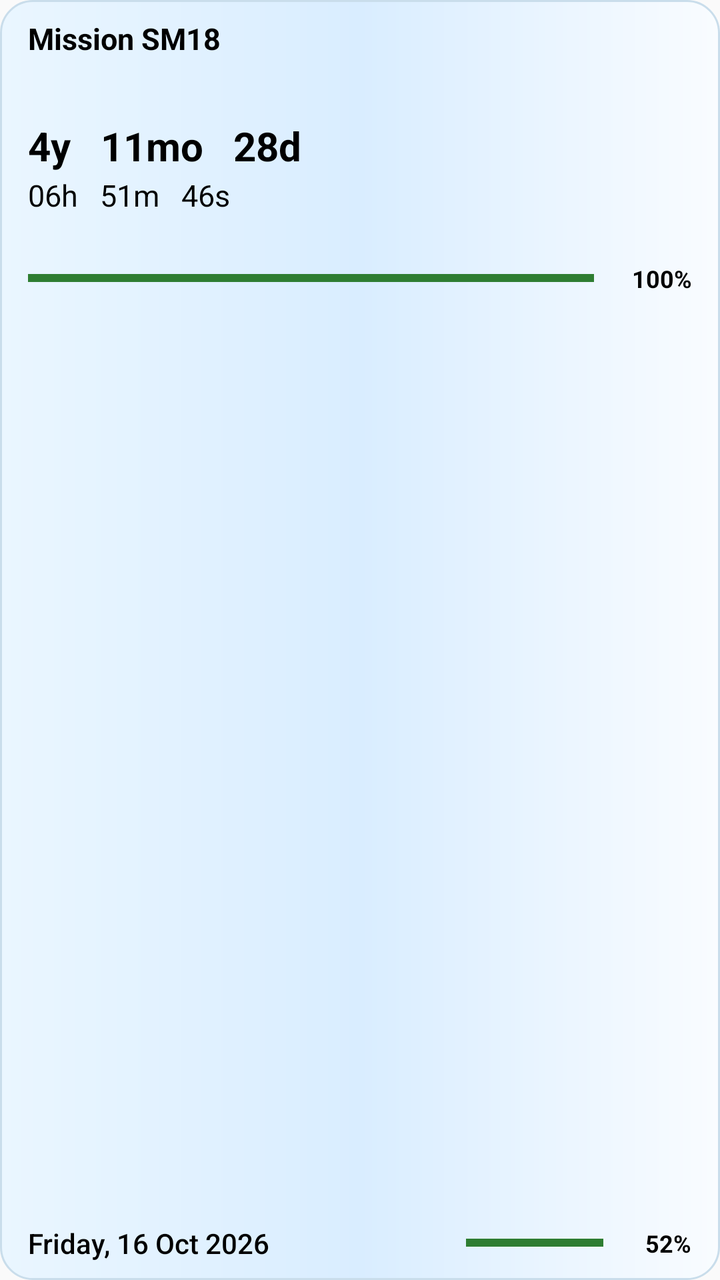
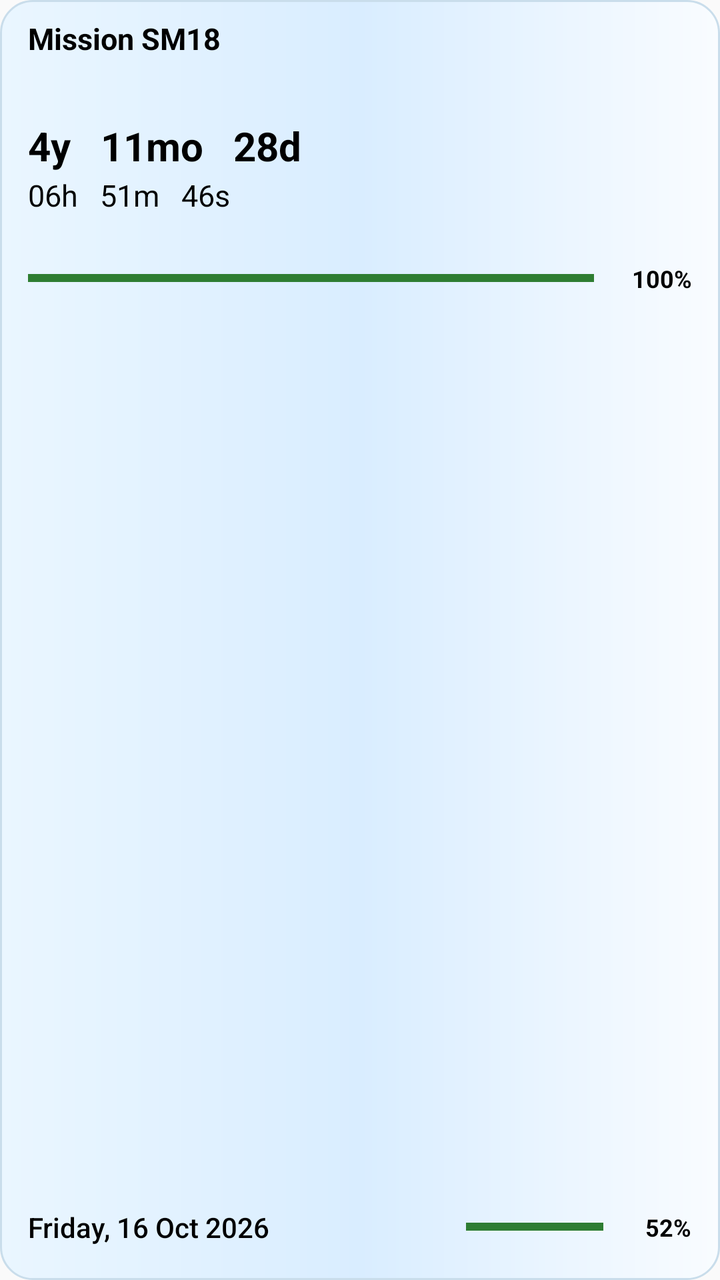

Screens rendered from an Android XML layout before and after an edit, with the pre-edit source and the edit as a unified diff.
<!-- AndroidManifest.xml: application theme android:Theme.Material.Light.NoActionBar -->
<!-- res/layout/countdown_widget.xml -->
<?xml version="1.0" encoding="utf-8"?>
<LinearLayout xmlns:android="http://schemas.android.com/apk/res/android"
    android:id="@+id/widget_root"
    android:layout_width="match_parent"
    android:layout_height="match_parent"
    android:orientation="vertical"
    android:gravity="top"
    android:paddingStart="14dp"
    android:paddingEnd="14dp"
    android:paddingTop="9dp"
    android:paddingBottom="9dp"
    android:background="@drawable/widget_background">

    <TextView
        android:id="@+id/widget_title"
        android:layout_width="match_parent"
        android:layout_height="wrap_content"
        android:text="Mission SM18"
        android:textColor="#FF000000"
        android:textSize="15sp"
        android:textStyle="bold"
        android:maxLines="1" />

    <TextView
        android:id="@+id/widget_date"
        android:layout_width="match_parent"
        android:layout_height="wrap_content"
        android:layout_marginTop="30dp"
        android:text="4y   11mo   28d"
        android:textColor="#FF000000"
        android:textSize="20sp"
        android:textStyle="bold"
        android:maxLines="1"
        android:ellipsize="end" />

    <LinearLayout
        android:id="@+id/widget_time_row"
        android:layout_width="match_parent"
        android:layout_height="wrap_content"
        android:layout_marginTop="3dp"
        android:gravity="center_vertical"
        android:orientation="horizontal">

        <TextView
            android:id="@+id/widget_time"
            android:layout_width="wrap_content"
            android:layout_height="wrap_content"
            android:text="06h   51m   46s"
            android:textColor="#FF000000"
            android:textSize="15sp"
            android:includeFontPadding="false"
            android:maxLines="1" />

    </LinearLayout>

    <LinearLayout
        android:id="@+id/widget_main_progress_row"
        android:layout_width="match_parent"
        android:layout_height="wrap_content"
        android:layout_marginTop="24dp"
        android:gravity="center_vertical"
        android:orientation="horizontal">
        <FrameLayout
            android:layout_width="0dp"
            android:layout_height="8dp"
            android:layout_weight="1">
            <ProgressBar android:id="@+id/widget_progress_green" style="?android:attr/progressBarStyleHorizontal" android:layout_width="match_parent" android:layout_height="8dp" android:max="1000" android:progress="1000" android:progressTint="#2E7D32" android:progressBackgroundTint="#559E9E9E" />
            <ProgressBar android:id="@+id/widget_progress_yellow" style="?android:attr/progressBarStyleHorizontal" android:layout_width="match_parent" android:layout_height="8dp" android:max="1000" android:progress="1000" android:progressTint="#F9A825" android:progressBackgroundTint="#559E9E9E" android:visibility="gone" />
            <ProgressBar android:id="@+id/widget_progress_orange" style="?android:attr/progressBarStyleHorizontal" android:layout_width="match_parent" android:layout_height="8dp" android:max="1000" android:progress="1000" android:progressTint="#EF6C00" android:progressBackgroundTint="#559E9E9E" android:visibility="gone" />
            <ProgressBar android:id="@+id/widget_progress_red" style="?android:attr/progressBarStyleHorizontal" android:layout_width="match_parent" android:layout_height="8dp" android:max="1000" android:progress="1000" android:progressTint="#C62828" android:progressBackgroundTint="#559E9E9E" android:visibility="gone" />
        </FrameLayout>
        <TextView
            android:id="@+id/widget_main_percent"
            android:layout_width="42dp"
            android:layout_height="wrap_content"
            android:layout_marginStart="7dp"
            android:gravity="end|center_vertical"
            android:text="100%"
            android:textColor="#FF000000"
            android:textSize="12sp"
            android:textStyle="bold"
            android:maxLines="1" />
    </LinearLayout>

    <LinearLayout
        android:layout_width="match_parent"
        android:layout_height="0dp"
        android:layout_weight="1"
        android:orientation="vertical" />

    <LinearLayout
        android:id="@+id/widget_bottom_row"
        android:layout_width="match_parent"
        android:layout_height="wrap_content"
        android:layout_marginTop="0dp"
        android:gravity="center_vertical"
        android:orientation="horizontal">
        <TextView
            android:id="@+id/widget_today"
            android:layout_width="0dp"
            android:layout_height="wrap_content"
            android:layout_weight="2.0"
            android:layout_marginEnd="8dp"
            android:text="Friday, 16 Oct 2026"
            android:textColor="#FF000000"
            android:textSize="14sp"
            android:fontFamily="sans-serif-medium"
            android:maxLines="1"
            android:ellipsize="end" />
        <FrameLayout
            android:layout_width="0dp"
            android:layout_height="6dp"
            android:layout_weight="0.65"
            android:contentDescription="Time remaining today">
            <ProgressBar android:id="@+id/widget_day_track" style="?android:attr/progressBarStyleHorizontal" android:layout_width="match_parent" android:layout_height="6dp" android:max="1000" android:progress="1000" android:progressTint="#559E9E9E" android:progressBackgroundTint="#559E9E9E" />
            <ProgressBar android:id="@+id/widget_day_green" style="?android:attr/progressBarStyleHorizontal" android:layout_width="match_parent" android:layout_height="6dp" android:max="1000" android:progress="1000" android:progressTint="#2E7D32" android:progressBackgroundTint="#559E9E9E" />
            <ProgressBar android:id="@+id/widget_day_yellow" style="?android:attr/progressBarStyleHorizontal" android:layout_width="match_parent" android:layout_height="6dp" android:max="1000" android:progress="1000" android:progressTint="#F9A825" android:progressBackgroundTint="#559E9E9E" android:visibility="gone" />
            <ProgressBar android:id="@+id/widget_day_orange" style="?android:attr/progressBarStyleHorizontal" android:layout_width="match_parent" android:layout_height="6dp" android:max="1000" android:progress="1000" android:progressTint="#EF6C00" android:progressBackgroundTint="#559E9E9E" android:visibility="gone" />
            <ProgressBar android:id="@+id/widget_day_red" style="?android:attr/progressBarStyleHorizontal" android:layout_width="match_parent" android:layout_height="6dp" android:max="1000" android:progress="1000" android:progressTint="#C62828" android:progressBackgroundTint="#559E9E9E" android:visibility="gone" />
        </FrameLayout>
        <TextView
            android:id="@+id/widget_day_percent"
            android:layout_width="38dp"
            android:layout_height="wrap_content"
            android:layout_marginStart="6dp"
            android:gravity="end|center_vertical"
            android:text="52%"
            android:textColor="#FF000000"
            android:textSize="12sp"
            android:textStyle="bold"
            android:maxLines="1" />
    </LinearLayout>
</LinearLayout>
<!-- resources referenced by this layout -->
<resources>
  <!-- drawable widget_background (drawable) -->
  <?xml version="1.0" encoding="utf-8"?>
  <shape xmlns:android="http://schemas.android.com/apk/res/android">
      <gradient android:angle="0" android:startColor="#FFEAF6FF" android:centerColor="#FFD9EDFF" android:endColor="#FFF9FCFF" android:type="linear" />
      <corners android:radius="16dp" />
      <stroke android:width="1dp" android:color="#FFC9DDEB" />
  </shape>
</resources>

<!-- the commit's change to res/layout/countdown_widget.xml (unified diff, before → after) -->
@@ -8,7 +8,7 @@
     android:paddingStart="14dp"
     android:paddingEnd="14dp"
     android:paddingTop="9dp"
-    android:paddingBottom="9dp"
+    android:paddingBottom="17dp"
     android:background="@drawable/widget_background">
 
     <TextView
